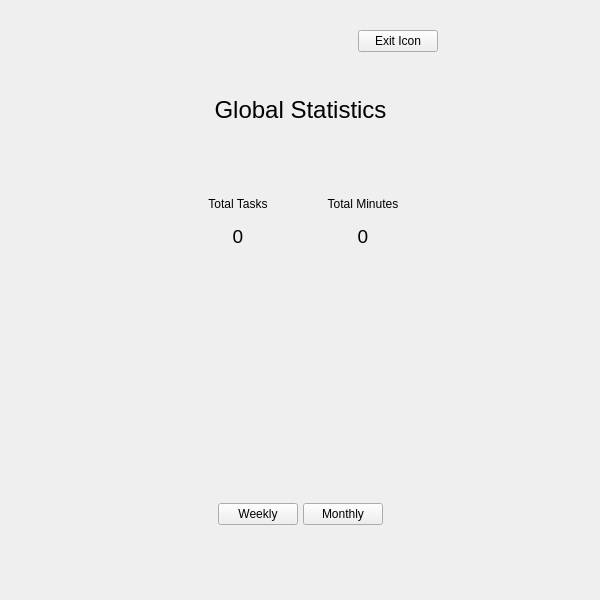
First picture: the form in PomoPeak/pomopeakstats.ui, repository TheVipek/PomoPeak, before the edit.
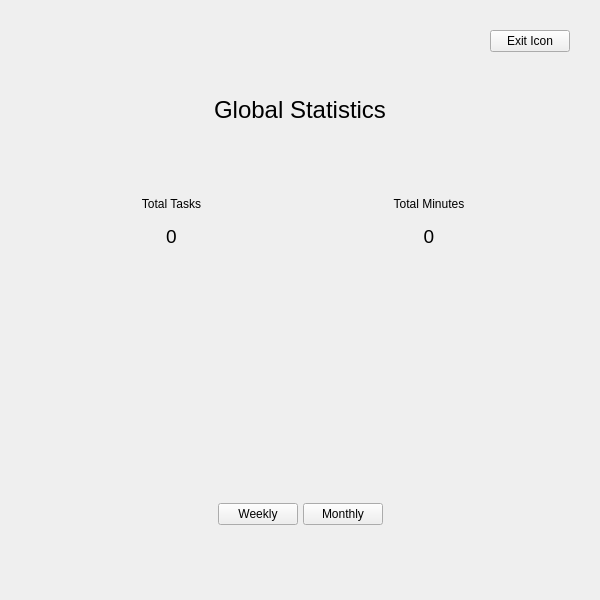
Second picture: the form after the edit.

Patch:
```diff
--- a/PomoPeak/pomopeakstats.ui
+++ b/PomoPeak/pomopeakstats.ui
@@ -43,19 +43,6 @@
      <property name="bottomMargin">
       <number>15</number>
      </property>
-     <item>
-      <spacer name="horizontalSpacer_4">
-       <property name="orientation">
-        <enum>Qt::Horizontal</enum>
-       </property>
-       <property name="sizeHint" stdset="0">
-        <size>
-         <width>40</width>
-         <height>20</height>
-        </size>
-       </property>
-      </spacer>
-     </item>
      <item>
       <layout class="QVBoxLayout" name="statsContainer" stretch="1,1,1,2,2,2">
        <property name="leftMargin">
@@ -291,19 +278,6 @@
        </item>
       </layout>
      </item>
-     <item>
-      <spacer name="horizontalSpacer_5">
-       <property name="orientation">
-        <enum>Qt::Horizontal</enum>
-       </property>
-       <property name="sizeHint" stdset="0">
-        <size>
-         <width>40</width>
-         <height>20</height>
-        </size>
-       </property>
-      </spacer>
-     </item>
     </layout>
    </item>
   </layout>
```
